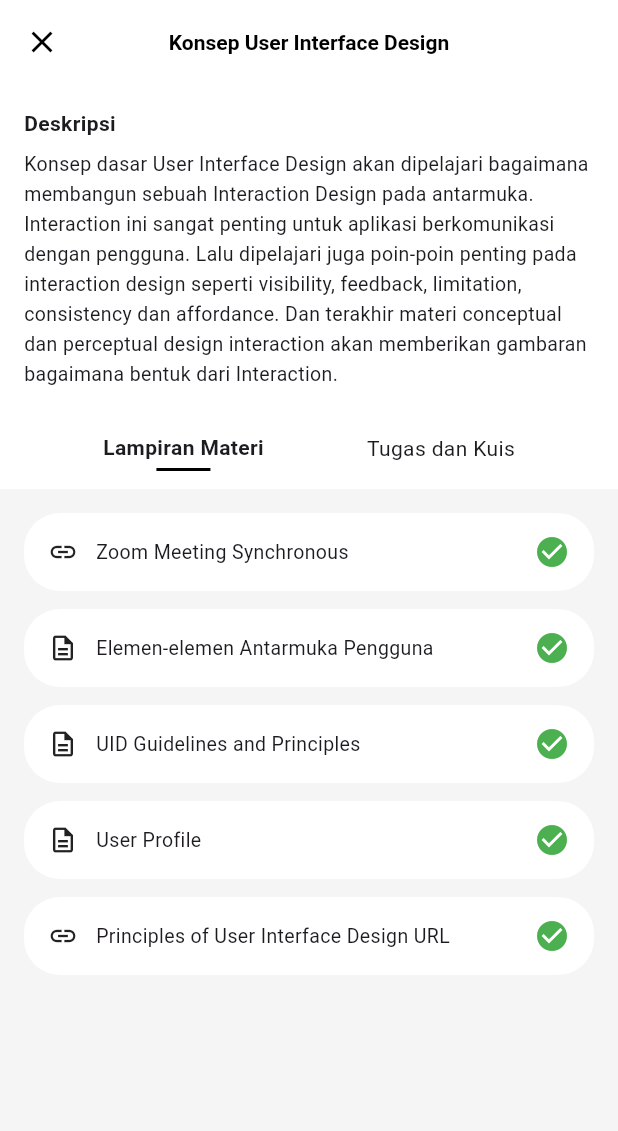
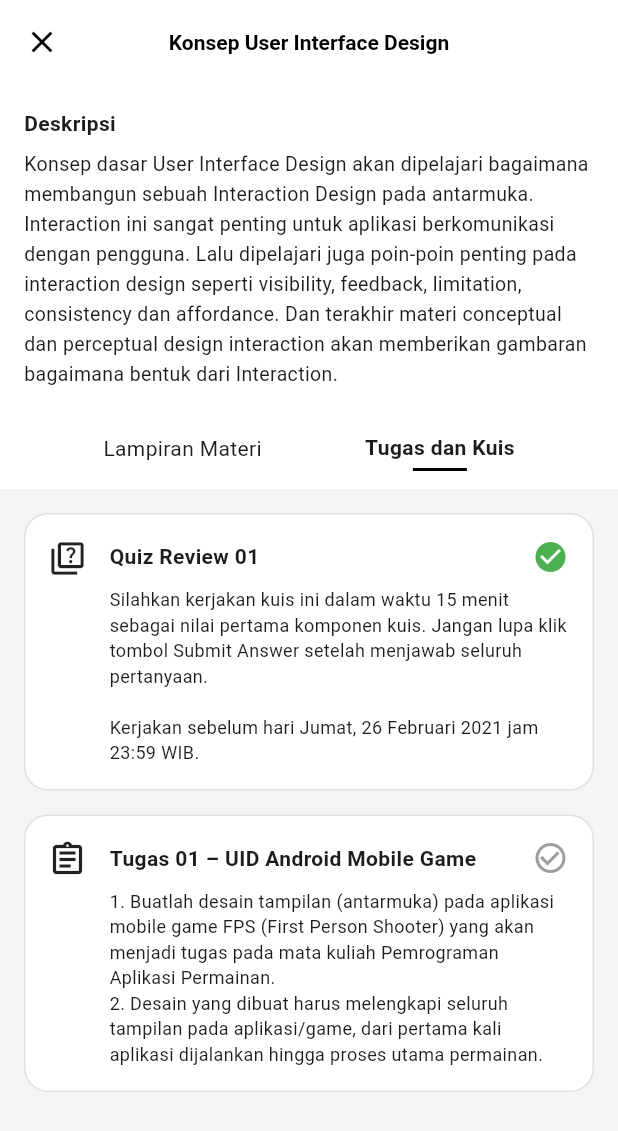
Before and after one commit to anaksantri5928/celoe_lms_app, a Flutter app: the MateriKonsepUIDPage screen opened directly, on a phone screen of 412 x 824 dp. Shown: the top 1131 px of the screen. Run offline on Flutter 3.47's test engine with Material 3 defaults, Android fonts, the phone set to English and light mode, and no system bars.

Commit message:
feat(ui): implement tugas dan kuis tab in materi konsep uid page

```diff
--- a/lib/pages/kelas_dashboard_page.dart
+++ b/lib/pages/kelas_dashboard_page.dart
@@ -39,7 +39,7 @@ class _KelasDashboardPageState extends State<KelasDashboardPage> {
         ],
       ),
 
-      /// BOTTOM NAV
+      /// BOTTOM NAVIGATION
       bottomNavigationBar: BottomNavigationBar(
         currentIndex: 1,
         backgroundColor: primaryRed,
@@ -116,8 +116,7 @@ class _KelasDashboardPageState extends State<KelasDashboardPage> {
           onTap: () {
             Navigator.push(
               context,
-              MaterialPageRoute(
-                  builder: (_) => const MateriKonsepUIDPage()),
+              MaterialPageRoute(builder: (_) => const MateriKonsepUIDPage()),
             );
           },
         ),
--- a/lib/pages/materi_konsep_uid_page.dart
+++ b/lib/pages/materi_konsep_uid_page.dart
@@ -8,7 +8,7 @@ class MateriKonsepUIDPage extends StatefulWidget {
 }
 
 class _MateriKonsepUIDPageState extends State<MateriKonsepUIDPage> {
-  int _activeTab = 0; // 0 = Lampiran Materi, 1 = Tugas dan Kuis
+  int _activeTab = 1; // 0 = Lampiran Materi, 1 = Tugas dan Kuis
 
   @override
   Widget build(BuildContext context) {
@@ -52,7 +52,10 @@ class _MateriKonsepUIDPageState extends State<MateriKonsepUIDPage> {
       child: const Column(
         crossAxisAlignment: CrossAxisAlignment.start,
         children: [
-          Text('Deskripsi', style: TextStyle(fontWeight: FontWeight.bold)),
+          Text(
+            'Deskripsi',
+            style: TextStyle(fontWeight: FontWeight.bold),
+          ),
           SizedBox(height: 8),
           Text(
             'Konsep dasar User Interface Design akan dipelajari bagaimana '
@@ -96,45 +99,42 @@ class _MateriKonsepUIDPageState extends State<MateriKonsepUIDPage> {
   // ================= TAB CONTENT =================
   Widget _tabContent() {
     if (_activeTab == 0) {
-      return _lampiranMateriTab();
-    }
       return const Center(
         child: Text(
-        'Tugas dan Kuis (Coming Soon)',
+          'Lampiran Materi (lihat tab sebelumnya)',
           style: TextStyle(color: Colors.grey),
         ),
       );
     }
+    return _tugasDanKuisTab();
+  }
 
-  // ================= LAMPIRAN MATERI =================
-  Widget _lampiranMateriTab() {
+  // ================= TUGAS & KUIS TAB =================
+  Widget _tugasDanKuisTab() {
     return ListView(
       padding: const EdgeInsets.all(16),
       children: const [
-        _LampiranItem(
-          icon: Icons.link,
-          title: 'Zoom Meeting Synchronous',
+        _TugasKuisDetailCard(
+          isQuiz: true,
+          title: 'Quiz Review 01',
+          description:
+              'Silahkan kerjakan kuis ini dalam waktu 15 menit sebagai nilai '
+              'pertama komponen kuis. Jangan lupa klik tombol Submit Answer '
+              'setelah menjawab seluruh pertanyaan.\n\n'
+              'Kerjakan sebelum hari Jumat, 26 Februari 2021 jam 23:59 WIB.',
           done: true,
         ),
-        _LampiranItem(
-          icon: Icons.description_outlined,
-          title: 'Elemen-elemen Antarmuka Pengguna',
-          done: true,
-        ),
-        _LampiranItem(
-          icon: Icons.description_outlined,
-          title: 'UID Guidelines and Principles',
-          done: true,
-        ),
-        _LampiranItem(
-          icon: Icons.description_outlined,
-          title: 'User Profile',
-          done: true,
-        ),
-        _LampiranItem(
-          icon: Icons.link,
-          title: 'Principles of User Interface Design URL',
-          done: true,
+        _TugasKuisDetailCard(
+          isQuiz: false,
+          title: 'Tugas 01 – UID Android Mobile Game',
+          description:
+              '1. Buatlah desain tampilan (antarmuka) pada aplikasi mobile '
+              'game FPS (First Person Shooter) yang akan menjadi tugas '
+              'pada mata kuliah Pemrograman Aplikasi Permainan.\n'
+              '2. Desain yang dibuat harus melengkapi seluruh tampilan '
+              'pada aplikasi/game, dari pertama kali aplikasi dijalankan '
+              'hingga proses utama permainan.',
+          done: false,
         ),
       ],
     );
@@ -166,42 +166,95 @@ class _TabButton extends StatelessWidget {
             ),
           ),
           const SizedBox(height: 4),
-          if (active) Container(width: 36, height: 2, color: Colors.black),
+          if (active)
+            Container(
+              width: 36,
+              height: 2,
+              color: Colors.black,
+            ),
         ],
       ),
     );
   }
 }
 
-/// ================= LAMPIRAN ITEM =================
-class _LampiranItem extends StatelessWidget {
-  final IconData icon;
+/// ================= TUGAS / KUIS DETAIL CARD =================
+class _TugasKuisDetailCard extends StatelessWidget {
+  final bool isQuiz;
   final String title;
+  final String description;
   final bool done;
 
-  const _LampiranItem({
-    required this.icon,
+  const _TugasKuisDetailCard({
+    required this.isQuiz,
     required this.title,
+    required this.description,
     required this.done,
   });
 
   @override
   Widget build(BuildContext context) {
     return Container(
-      margin: const EdgeInsets.only(bottom: 12),
-      padding: const EdgeInsets.symmetric(horizontal: 16, vertical: 14),
+      margin: const EdgeInsets.only(bottom: 16),
       decoration: BoxDecoration(
         color: Colors.white,
-        borderRadius: BorderRadius.circular(24),
+        borderRadius: BorderRadius.circular(16),
+        border: Border.all(color: Colors.grey.shade300),
       ),
       child: Row(
+        crossAxisAlignment: CrossAxisAlignment.start,
         children: [
-          Icon(icon, size: 20),
-          const SizedBox(width: 12),
-          Expanded(child: Text(title, style: const TextStyle(fontSize: 13))),
+          /// ICON
+          Container(
+            width: 56,
+            padding: const EdgeInsets.only(top: 16),
+            alignment: Alignment.topCenter,
+            child: Icon(
+              isQuiz ? Icons.quiz_outlined : Icons.assignment_outlined,
+              size: 26,
+            ),
+          ),
+
+          /// CONTENT
+          Expanded(
+            child: Padding(
+              padding: const EdgeInsets.fromLTRB(0, 16, 16, 16),
+              child: Column(
+                crossAxisAlignment: CrossAxisAlignment.start,
+                children: [
+                  /// TITLE + STATUS
+                  Row(
+                    children: [
+                      Expanded(
+                        child: Text(
+                          title,
+                          style: const TextStyle(
+                            fontWeight: FontWeight.bold,
+                          ),
+                        ),
+                      ),
                       Icon(
-            done ? Icons.check_circle : Icons.check_circle_outline,
+                        done
+                            ? Icons.check_circle
+                            : Icons.check_circle_outline,
                         color: done ? Colors.green : Colors.grey,
+                      ),
+                    ],
+                  ),
+
+                  const SizedBox(height: 8),
+
+                  /// DESCRIPTION
+                  Text(
+                    description,
+                    style: const TextStyle(
+                      fontSize: 12,
+                      height: 1.4,
+                    ),
+                  ),
+                ],
+              ),
+            ),
           ),
         ],
       ),
```
Lines whose indentation alone changed are shown as unchanged.
